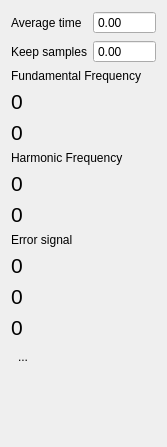
This is digitalLock/ui/LockStatus.ui in MonroeQuantumNetworks/IonControl as Qt 5 draws it before an edit. The edited form follows.
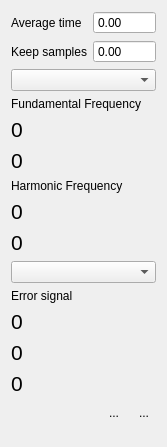
This is the edited form. Icons and pictures are not drawn. Custom widgets are drawn as their Qt base class.

Commit message: lock upgrades

Diff of the .ui file:
```diff
--- a/digitalLock/ui/LockStatus.ui
+++ b/digitalLock/ui/LockStatus.ui
@@ -58,6 +58,9 @@
      </item>
     </layout>
    </item>
+   <item>
+    <widget class="QComboBox" name="frequencyPlotCombo"/>
+   </item>
    <item>
     <widget class="QLabel" name="label">
      <property name="text">
@@ -159,6 +162,9 @@
      </property>
     </widget>
    </item>
+   <item>
+    <widget class="QComboBox" name="errorSigPlotCombo"/>
+   </item>
    <item>
     <widget class="QLabel" name="label_7">
      <property name="text">
@@ -230,6 +236,21 @@
     </widget>
    </item>
    <item>
+    <layout class="QHBoxLayout" name="horizontalLayout">
+     <item>
+      <spacer name="horizontalSpacer">
+       <property name="orientation">
+        <enum>Qt::Horizontal</enum>
+       </property>
+       <property name="sizeHint" stdset="0">
+        <size>
+         <width>40</width>
+         <height>20</height>
+        </size>
+       </property>
+      </spacer>
+     </item>
+     <item>
     <widget class="QToolButton" name="addTraceButton">
      <property name="text">
       <string>...</string>
@@ -248,6 +269,28 @@
       <bool>true</bool>
      </property>
     </widget>
+     </item>
+     <item>
+      <widget class="QToolButton" name="clearButton">
+       <property name="text">
+        <string>...</string>
+       </property>
+       <property name="icon">
+        <iconset resource="RepetitionRate.qrc">
+         <normaloff>:/openicon/icons/edit_clear.png</normaloff>:/openicon/icons/edit_clear.png</iconset>
+       </property>
+       <property name="iconSize">
+        <size>
+         <width>24</width>
+         <height>24</height>
+        </size>
+       </property>
+       <property name="autoRaise">
+        <bool>true</bool>
+       </property>
+      </widget>
+     </item>
+    </layout>
    </item>
    <item>
     <spacer name="verticalSpacer">
```
Lines whose indentation alone changed are shown as unchanged. The commit also changes 10 other files.
